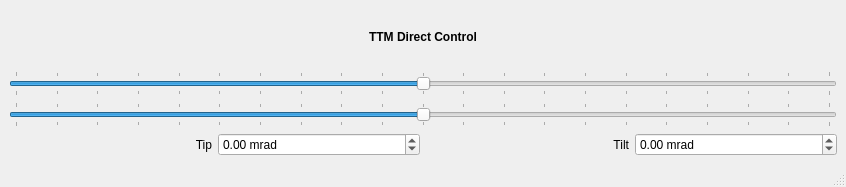
Before: the Qt Designer form guis/ui/ttm_direct_control.ui in janis-hag/kalao-ics, drawn with Qt 5.
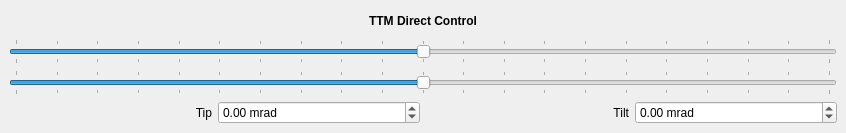
After: the same form once the commit is applied.

Diff of the .ui file:
```diff
--- a/guis/ui/ttm_direct_control.ui
+++ b/guis/ui/ttm_direct_control.ui
@@ -7,7 +7,7 @@
     <x>0</x>
     <y>0</y>
     <width>846</width>
-    <height>187</height>
+    <height>133</height>
    </rect>
   </property>
   <property name="windowTitle">
@@ -19,7 +19,6 @@
      <widget class="QLabel" name="title_label">
       <property name="font">
        <font>
-        <weight>75</weight>
         <bold>true</bold>
        </font>
       </property>
@@ -149,7 +148,6 @@
     </rect>
    </property>
   </widget>
-  <widget class="QStatusBar" name="statusbar"/>
  </widget>
  <resources/>
  <connections/>
```
Left out of the diff: 2 changed lines with no effect on the pictures.
